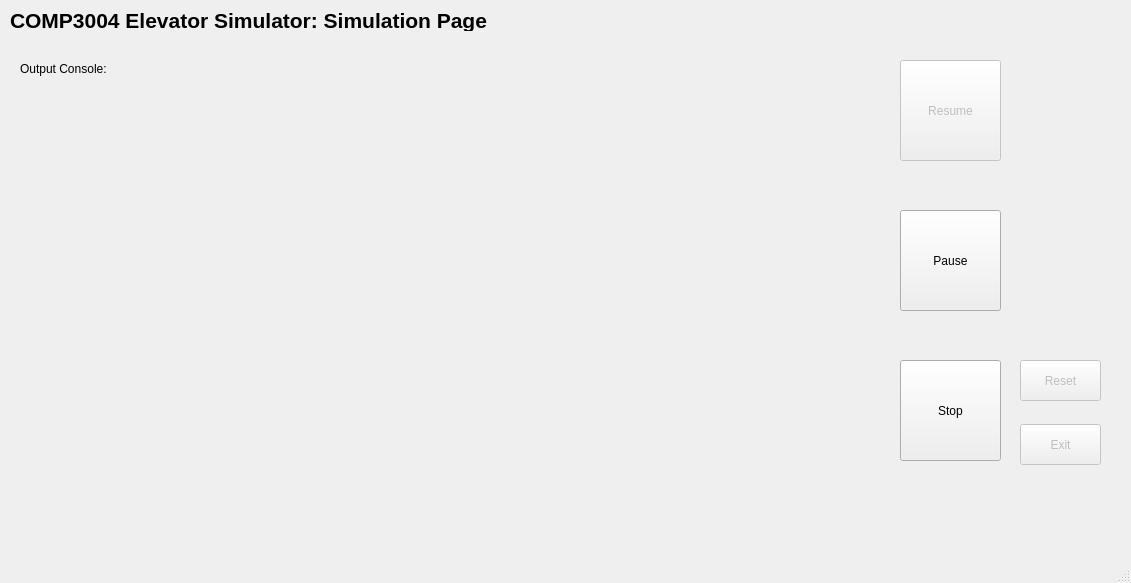
Before: the Qt Designer form mainwindow.ui in StephenRebel/COMP3004-ElevatorSimulation, drawn with Qt 5.
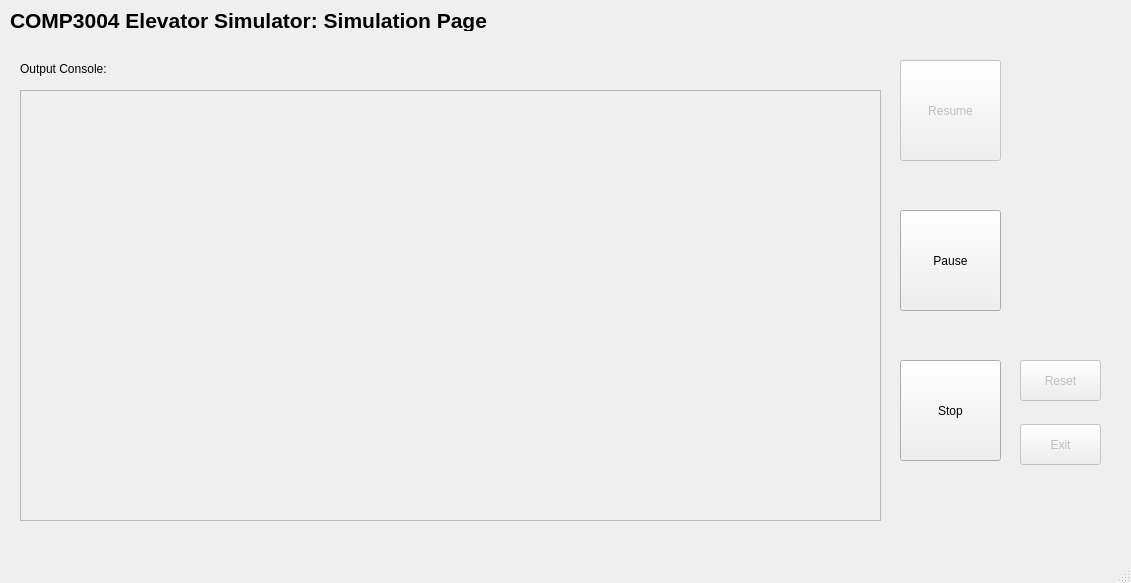
After: the same form once the commit is applied. The open tabs and pages were chosen to show the change.

Commit message: Working on console and stuff it prints but is a piel of garbage

Patch:
```diff
--- a/mainwindow.ui
+++ b/mainwindow.ui
@@ -384,17 +384,6 @@
        <string>Exit</string>
       </property>
      </widget>
-     <widget class="QWidget" name="verticalLayoutWidget">
-      <property name="geometry">
-       <rect>
-        <x>10</x>
-        <y>90</y>
-        <width>861</width>
-        <height>431</height>
-       </rect>
-      </property>
-      <layout class="QVBoxLayout" name="consoleLayout"/>
-     </widget>
      <widget class="QLabel" name="label_3">
       <property name="geometry">
        <rect>
@@ -408,6 +397,50 @@
        <string>Output Console:</string>
       </property>
      </widget>
+     <widget class="QWidget" name="consoleWidget" native="true">
+      <property name="geometry">
+       <rect>
+        <x>20</x>
+        <y>90</y>
+        <width>861</width>
+        <height>431</height>
+       </rect>
+      </property>
+      <widget class="QScrollArea" name="consoleScrollArea">
+       <property name="geometry">
+        <rect>
+         <x>0</x>
+         <y>0</y>
+         <width>861</width>
+         <height>431</height>
+        </rect>
+       </property>
+       <property name="widgetResizable">
+        <bool>true</bool>
+       </property>
+       <widget class="QWidget" name="scrollAreaWidgetContents">
+        <property name="geometry">
+         <rect>
+          <x>0</x>
+          <y>0</y>
+          <width>859</width>
+          <height>429</height>
+         </rect>
+        </property>
+        <widget class="QWidget" name="verticalLayoutWidget">
+         <property name="geometry">
+          <rect>
+           <x>0</x>
+           <y>0</y>
+           <width>861</width>
+           <height>431</height>
+          </rect>
+         </property>
+         <layout class="QVBoxLayout" name="consoleScrollLayout"/>
+        </widget>
+       </widget>
+      </widget>
+     </widget>
     </widget>
    </widget>
   </widget>
```
The commit also changes 33 other files.
